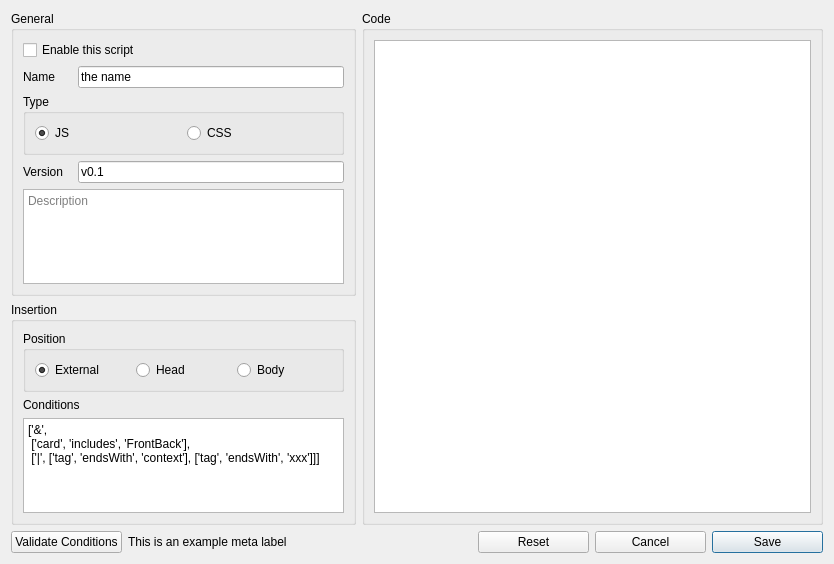
The window that src/gui_config/script_config.ui (hgiesel/anki_asset_manager) describes before a commit, drawn with Qt 5.
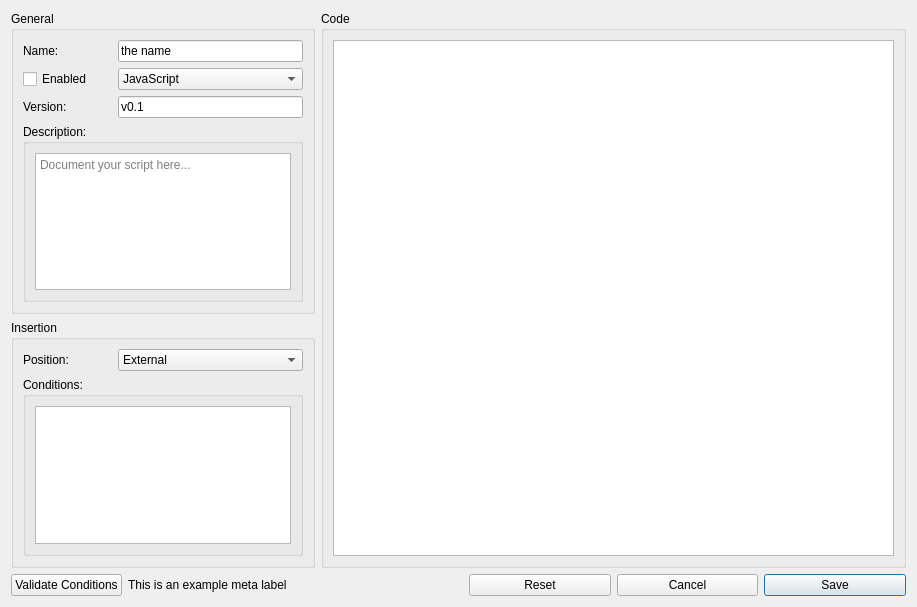
The same window after the commit.

Commit message: Implement readonly for positions and type

Diff of the .ui file:
```diff
--- a/src/gui_config/script_config.ui
+++ b/src/gui_config/script_config.ui
@@ -6,25 +6,58 @@
    <rect>
     <x>0</x>
     <y>0</y>
-    <width>834</width>
-    <height>564</height>
+    <width>917</width>
+    <height>607</height>
    </rect>
   </property>
   <property name="windowTitle">
    <string>Form</string>
   </property>
   <layout class="QGridLayout" name="gridLayout_2">
+   <item row="4" column="0">
+    <widget class="QPushButton" name="validateButton">
+     <property name="text">
+      <string>Validate Conditions</string>
+     </property>
+    </widget>
+   </item>
+   <item row="4" column="6">
+    <widget class="QPushButton" name="saveButton">
+     <property name="text">
+      <string>Save</string>
+     </property>
+     <property name="autoDefault">
+      <bool>true</bool>
+     </property>
+     <property name="default">
+      <bool>true</bool>
+     </property>
+    </widget>
+   </item>
    <item row="0" column="3" rowspan="2" colspan="4">
     <widget class="QGroupBox" name="statementsForInsertion">
+     <property name="sizePolicy">
+      <sizepolicy hsizetype="Preferred" vsizetype="Preferred">
+       <horstretch>2</horstretch>
+       <verstretch>0</verstretch>
+      </sizepolicy>
+     </property>
      <property name="toolTip">
-      <string>&lt;html&gt;&lt;head/&gt;&lt;body&gt;&lt;p&gt;Every iteration has a default style with the name &amp;quot;default&amp;quot;. If no other style is applied, and no rule is applicable, the &amp;quot;default&amp;quot; style will be used.&lt;/p&gt;&lt;/body&gt;&lt;/html&gt;</string>
+      <string>&lt;html&gt;&lt;head/&gt;&lt;body&gt;&lt;p&gt;&lt;br/&gt;&lt;/p&gt;&lt;/body&gt;&lt;/html&gt;</string>
      </property>
      <property name="title">
       <string>Code</string>
      </property>
      <layout class="QGridLayout" name="gridLayout_4">
       <item row="0" column="0" colspan="2">
-       <widget class="QPlainTextEdit" name="codeTextEdit"/>
+       <widget class="QPlainTextEdit" name="codeTextEdit">
+        <property name="sizePolicy">
+         <sizepolicy hsizetype="Expanding" vsizetype="Expanding">
+          <horstretch>0</horstretch>
+          <verstretch>0</verstretch>
+         </sizepolicy>
+        </property>
+       </widget>
       </item>
      </layout>
     </widget>
@@ -32,58 +65,59 @@
    <item row="1" column="0" colspan="3">
     <widget class="QGroupBox" name="scriptConditions">
      <property name="toolTip">
-      <string>&lt;html&gt;&lt;head/&gt;&lt;body&gt;&lt;p&gt;The input syntax of the iteration. This will be used to detect sets in the card content.&lt;/p&gt;&lt;/body&gt;&lt;/html&gt;</string>
+      <string>&lt;html&gt;&lt;head/&gt;&lt;body&gt;&lt;p&gt;&lt;br/&gt;&lt;/p&gt;&lt;/body&gt;&lt;/html&gt;</string>
      </property>
      <property name="title">
       <string>Insertion</string>
      </property>
      <layout class="QGridLayout" name="gridLayout_3">
-      <item row="2" column="1" colspan="3">
-       <widget class="QLabel" name="conditionsLabel">
+      <item row="0" column="2" colspan="2">
+       <widget class="QComboBox" name="positionComboBox">
+        <item>
+         <property name="text">
+          <string>External</string>
+         </property>
+        </item>
+        <item>
+         <property name="text">
+          <string>Head</string>
+         </property>
+        </item>
+        <item>
+         <property name="text">
+          <string>Body</string>
+         </property>
+        </item>
+        <item>
+         <property name="text">
+          <string>Into Template</string>
+         </property>
+        </item>
+       </widget>
+      </item>
+      <item row="0" column="1">
+       <widget class="QLabel" name="label_2">
         <property name="text">
-         <string>Conditions</string>
+         <string>Position:</string>
         </property>
        </widget>
       </item>
-      <item row="3" column="1" colspan="3">
-       <widget class="QPlainTextEdit" name="conditionsTextEdit">
-        <property name="plainText">
-         <string>['&amp;',
- ['card', 'includes', 'FrontBack'],
- ['|', ['tag', 'endsWith', 'context'], ['tag', 'endsWith', 'xxx']]]</string>
-        </property>
-       </widget>
-      </item>
-      <item row="0" column="1" rowspan="2" colspan="3">
-       <widget class="QGroupBox" name="groupBox_2">
+      <item row="3" column="1" rowspan="2" colspan="3">
+       <widget class="QGroupBox" name="conditionsGroupBox">
         <property name="title">
-         <string>Position</string>
+         <string>Conditions:</string>
         </property>
         <property name="flat">
          <bool>true</bool>
         </property>
         <layout class="QGridLayout" name="gridLayout_5">
          <item row="0" column="0">
-          <widget class="QRadioButton" name="externalRadioButton">
-           <property name="text">
-            <string>External</string>
+          <widget class="QPlainTextEdit" name="conditionsTextEdit">
+           <property name="plainText">
+            <string/>
            </property>
-           <property name="checked">
-            <bool>true</bool>
-           </property>
-          </widget>
-         </item>
-         <item row="0" column="1">
-          <widget class="QRadioButton" name="headRadioButton">
-           <property name="text">
-            <string>Head</string>
-           </property>
-          </widget>
-         </item>
-         <item row="0" column="2">
-          <widget class="QRadioButton" name="bodyRadioButton">
-           <property name="text">
-            <string>Body</string>
+           <property name="placeholderText">
+            <string>This field governs the insertion of the script into the template. It must contain valid JSON.</string>
            </property>
           </widget>
          </item>
@@ -93,145 +127,122 @@
      </layout>
     </widget>
    </item>
-   <item row="4" column="0">
-    <widget class="QPushButton" name="validateButton">
-     <property name="text">
-      <string>Validate Conditions</string>
-     </property>
-    </widget>
-   </item>
-   <item row="4" column="4">
-    <widget class="QPushButton" name="resetButton">
-     <property name="enabled">
-      <bool>true</bool>
-     </property>
-     <property name="text">
-      <string>Reset</string>
-     </property>
-     <property name="default">
-      <bool>false</bool>
-     </property>
-     <property name="flat">
-      <bool>false</bool>
-     </property>
-    </widget>
-   </item>
-   <item row="4" column="6">
-    <widget class="QPushButton" name="saveButton">
-     <property name="text">
-      <string>Save</string>
-     </property>
-     <property name="autoDefault">
-      <bool>true</bool>
-     </property>
-     <property name="default">
-      <bool>true</bool>
-     </property>
-    </widget>
-   </item>
-   <item row="4" column="5">
-    <widget class="QPushButton" name="cancelButton">
-     <property name="text">
-      <string>Cancel</string>
-     </property>
-    </widget>
-   </item>
-   <item row="4" column="1" colspan="2">
-    <widget class="QLabel" name="metaLabel">
-     <property name="text">
-      <string>This is an example meta label</string>
-     </property>
-     <property name="wordWrap">
-      <bool>true</bool>
-     </property>
-    </widget>
-   </item>
    <item row="0" column="0" colspan="3">
     <widget class="QGroupBox" name="generalOptions">
      <property name="toolTip">
-      <string>&lt;html&gt;&lt;head/&gt;&lt;body&gt;&lt;p&gt;The input syntax of the iteration. This will be used to detect sets in the card content.&lt;/p&gt;&lt;/body&gt;&lt;/html&gt;</string>
+      <string>&lt;html&gt;&lt;head/&gt;&lt;body&gt;&lt;p&gt;&lt;br/&gt;&lt;/p&gt;&lt;/body&gt;&lt;/html&gt;</string>
      </property>
      <property name="title">
       <string>General</string>
      </property>
      <layout class="QGridLayout" name="gridLayout">
-      <item row="5" column="0">
+      <item row="8" column="0">
        <widget class="QLabel" name="label">
         <property name="text">
-         <string>Version</string>
+         <string>Version:</string>
         </property>
        </widget>
       </item>
-      <item row="6" column="0" colspan="6">
-       <widget class="QPlainTextEdit" name="descriptionTextEdit">
-        <property name="placeholderText">
-         <string>Description</string>
-        </property>
-       </widget>
-      </item>
-      <item row="1" column="1" colspan="5">
-       <widget class="QLineEdit" name="nameLineEdit">
-        <property name="text">
-         <string>the name</string>
-        </property>
-       </widget>
-      </item>
-      <item row="5" column="1" colspan="5">
+      <item row="8" column="1" colspan="2">
        <widget class="QLineEdit" name="versionLineEdit">
         <property name="text">
          <string>v0.1</string>
         </property>
        </widget>
       </item>
-      <item row="1" column="0">
+      <item row="0" column="0">
        <widget class="QLabel" name="nameLabel">
         <property name="text">
-         <string>Name</string>
+         <string>Name:</string>
         </property>
        </widget>
       </item>
-      <item row="0" column="0" colspan="6">
+      <item row="1" column="1" colspan="2">
+       <widget class="QComboBox" name="typeComboBox">
+        <item>
+         <property name="text">
+          <string>JavaScript</string>
+         </property>
+        </item>
+        <item>
+         <property name="text">
+          <string>CSS</string>
+         </property>
+        </item>
+       </widget>
+      </item>
+      <item row="9" column="0" colspan="3">
+       <widget class="QGroupBox" name="groupBox">
+        <property name="title">
+         <string>Description:</string>
+        </property>
+        <property name="flat">
+         <bool>true</bool>
+        </property>
+        <layout class="QHBoxLayout" name="horizontalLayout">
+         <item>
+          <widget class="QPlainTextEdit" name="descriptionTextEdit">
+           <property name="placeholderText">
+            <string>Document your script here...</string>
+           </property>
+          </widget>
+         </item>
+        </layout>
+       </widget>
+      </item>
+      <item row="0" column="1" colspan="2">
+       <widget class="QLineEdit" name="nameLineEdit">
+        <property name="text">
+         <string>the name</string>
+        </property>
+       </widget>
+      </item>
+      <item row="1" column="0">
        <widget class="QCheckBox" name="enableScriptCheckBox">
         <property name="toolTip">
          <string>&lt;html&gt;&lt;head/&gt;&lt;body&gt;&lt;p&gt;Advanced feature. Check this if you want to treat the content of the &amp;quot;Open Delimiter&amp;quot;, &amp;quot;Close Delimiter&amp;quot;, and &amp;quot;Field separator&amp;quot; as regular expressions.&lt;/p&gt;&lt;/body&gt;&lt;/html&gt;</string>
         </property>
         <property name="text">
-         <string>Enable this script</string>
+         <string>Enabled</string>
         </property>
        </widget>
       </item>
-      <item row="2" column="0" rowspan="2" colspan="6">
-       <widget class="QGroupBox" name="groupBox">
-        <property name="title">
-         <string>Type</string>
-        </property>
-        <property name="flat">
-         <bool>true</bool>
-        </property>
-        <layout class="QGridLayout" name="gridLayout_6">
-         <item row="0" column="1">
-          <widget class="QRadioButton" name="cssRadioButton">
-           <property name="text">
-            <string>CSS</string>
-           </property>
-          </widget>
-         </item>
-         <item row="0" column="0">
-          <widget class="QRadioButton" name="jsRadioButton">
-           <property name="text">
-            <string>JS</string>
-           </property>
-           <property name="checked">
-            <bool>true</bool>
-           </property>
-          </widget>
-         </item>
-        </layout>
-       </widget>
-      </item>
      </layout>
     </widget>
    </item>
+   <item row="4" column="4">
+    <widget class="QPushButton" name="resetButton">
+     <property name="enabled">
+      <bool>true</bool>
+     </property>
+     <property name="text">
+      <string>Reset</string>
+     </property>
+     <property name="default">
+      <bool>false</bool>
+     </property>
+     <property name="flat">
+      <bool>false</bool>
+     </property>
+    </widget>
+   </item>
+   <item row="4" column="5">
+    <widget class="QPushButton" name="cancelButton">
+     <property name="text">
+      <string>Cancel</string>
+     </property>
+    </widget>
+   </item>
+   <item row="4" column="1" colspan="3">
+    <widget class="QLabel" name="metaLabel">
+     <property name="text">
+      <string>This is an example meta label</string>
+     </property>
+     <property name="wordWrap">
+      <bool>true</bool>
+     </property>
+    </widget>
+   </item>
   </layout>
  </widget>
  <resources/>
```
The commit also changes 7 other files.
